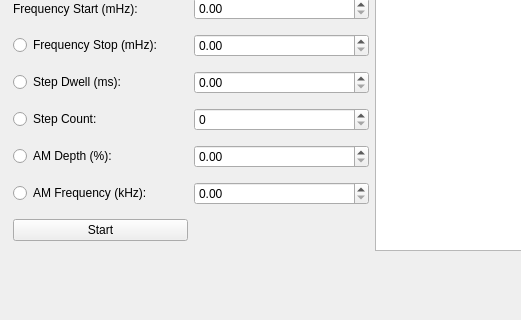
xtrabyte-consulting/immunisweep-suite, file XtraByte Field Intensity Regulator/MainWindow.ui: the form before one commit; both pictures show x 0 to 521 and y 280 to 600 of the 800 by 600 pixel window.
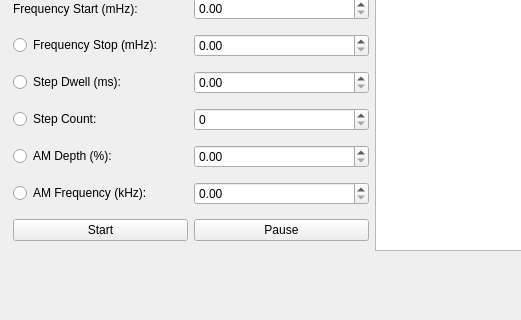
The form after the commit.

Commit message: Wire up GUI with drivers

What changed in the file:
```diff
--- a/XtraByte Field Intensity Regulator/MainWindow.ui
+++ b/XtraByte Field Intensity Regulator/MainWindow.ui
@@ -96,6 +96,13 @@
          </property>
         </widget>
        </item>
+       <item row="6" column="2">
+        <widget class="QPushButton" name="pauseButton">
+         <property name="text">
+          <string>Pause</string>
+         </property>
+        </widget>
+       </item>
       </layout>
      </item>
      <item row="0" column="0">
```
The commit also changes 5 other files.
